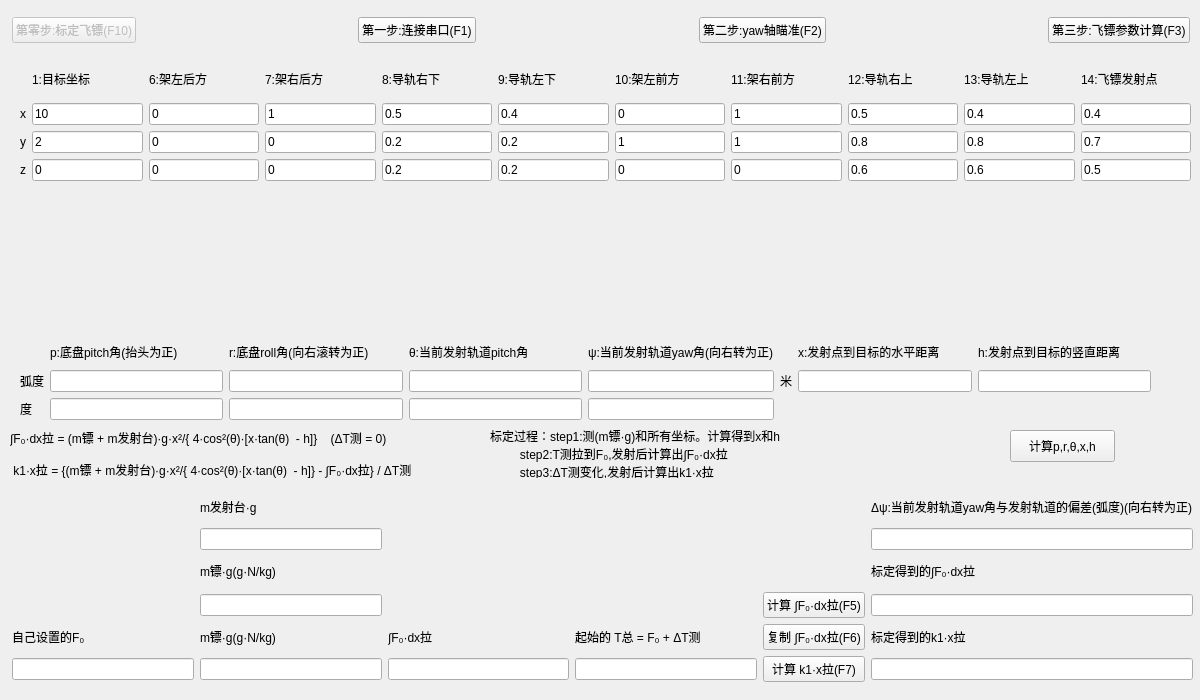
Qt form 05testDartByTS/testdartcomputingbyts.ui (KangweiYang/dartRack_upper) before a commit.
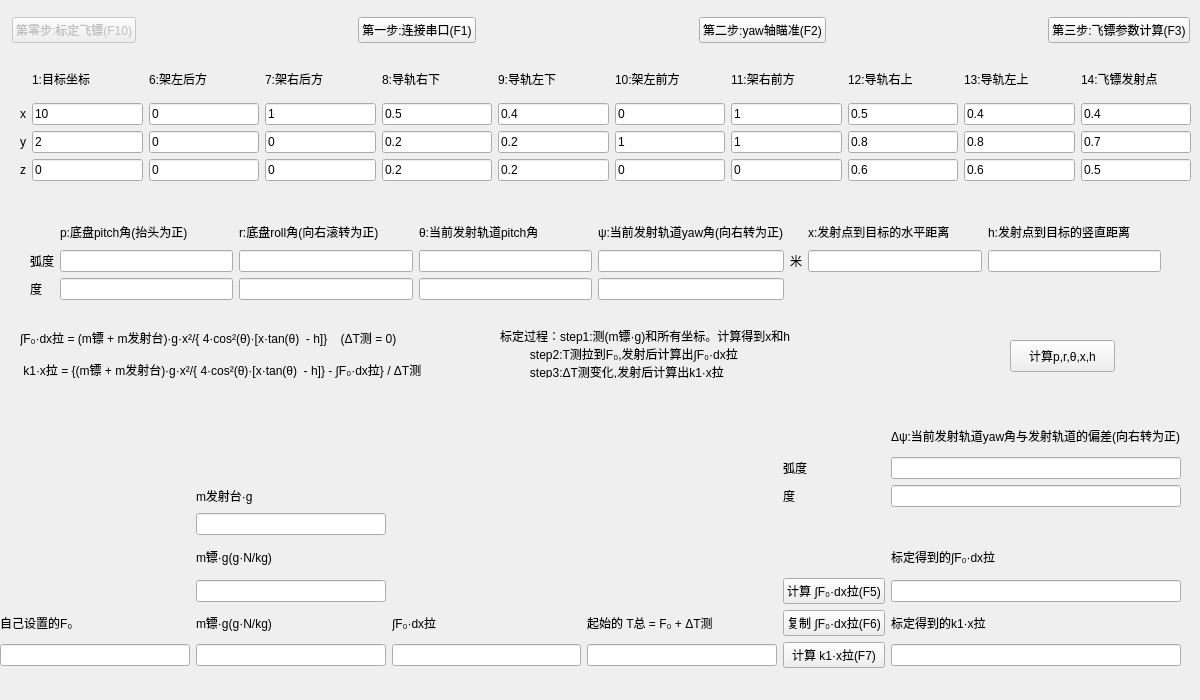
The same form after that commit.

Commit message: 封装了ui_update和coord_transform，增加了50条yaw轴标定数据

The edit to the form file:
```diff
--- a/05testDartByTS/testdartcomputingbyts.ui
+++ b/05testDartByTS/testdartcomputingbyts.ui
@@ -16,8 +16,8 @@
   <widget class="QLabel" name="testProcessLabel">
    <property name="geometry">
     <rect>
-     <x>490</x>
-     <y>430</y>
+     <x>500</x>
+     <y>330</y>
      <width>321</width>
      <height>48</height>
     </rect>
@@ -31,8 +31,8 @@
   <widget class="QLabel" name="deltaTensionFormulaLabel">
    <property name="geometry">
     <rect>
-     <x>10</x>
-     <y>430</y>
+     <x>20</x>
+     <y>330</y>
      <width>446</width>
      <height>48</height>
     </rect>
@@ -459,86 +459,72 @@
   <widget class="QWidget" name="layoutWidget">
    <property name="geometry">
     <rect>
-     <x>12</x>
-     <y>491</y>
+     <x>0</x>
+     <y>420</y>
      <width>1181</width>
-     <height>191</height>
+     <height>248</height>
     </rect>
    </property>
    <layout class="QGridLayout" name="gridLayout_3">
-    <item row="0" column="1">
-     <widget class="QLabel" name="mLauncherPlusGLabelInput">
-      <property name="text">
-       <string>m发射台·g</string>
-      </property>
-     </widget>
-    </item>
-    <item row="1" column="1">
-     <widget class="QLineEdit" name="mLauncherPlusGLineEditInput"/>
-    </item>
-    <item row="2" column="1">
-     <widget class="QLabel" name="mdart1PlusGlabelInput_2">
-      <property name="text">
-       <string>m镖·g(g·N/kg)</string>
-      </property>
-     </widget>
-    </item>
-    <item row="2" column="5">
+    <item row="4" column="5">
      <widget class="QLabel" name="integralOfF0PlusDxtensionLabelOutput">
       <property name="text">
        <string>标定得到的∫F₀·dx拉</string>
       </property>
      </widget>
     </item>
-    <item row="3" column="1">
-     <widget class="QLineEdit" name="mdart1PlusGLineEditInput"/>
-    </item>
-    <item row="3" column="4">
-     <widget class="QPushButton" name="computeTall4PushButton">
+    <item row="0" column="5">
+     <widget class="QLabel" name="setaLabel_18">
       <property name="text">
-       <string>计算 ∫F₀·dx拉(F5)</string>
+       <string>Δψ:当前发射轨道yaw角与发射轨道的偏差(向右转为正)</string>
       </property>
-      <property name="shortcut">
-       <string>F5</string>
-      </property>
      </widget>
     </item>
-    <item row="3" column="5">
-     <widget class="QLineEdit" name="integralOfF0PlusDxtensionLineEditOutput">
-      <property name="readOnly">
-       <bool>true</bool>
-      </property>
-     </widget>
-    </item>
-    <item row="4" column="0">
+    <item row="6" column="0">
      <widget class="QLabel" name="f0LabelInput">
       <property name="text">
        <string>自己设置的F₀</string>
       </property>
      </widget>
     </item>
-    <item row="4" column="1">
+    <item row="6" column="1">
      <widget class="QLabel" name="mdart1PlusGlabelInput">
       <property name="text">
        <string>m镖·g(g·N/kg)</string>
       </property>
      </widget>
     </item>
-    <item row="4" column="2">
-     <widget class="QLabel" name="integralOfF0PlusDxtensionLabelInput">
+    <item row="4" column="1">
+     <widget class="QLabel" name="mdart1PlusGlabelInput_2">
       <property name="text">
-       <string>∫F₀·dx拉</string>
+       <string>m镖·g(g·N/kg)</string>
       </property>
      </widget>
     </item>
-    <item row="4" column="3">
+    <item row="6" column="3">
      <widget class="QLabel" name="Tall1LabelInput">
       <property name="text">
        <string>起始的 T总 = F₀ + ΔT测</string>
       </property>
      </widget>
     </item>
-    <item row="4" column="4">
+    <item row="5" column="1">
+     <widget class="QLineEdit" name="mdart1PlusGLineEditInput"/>
+    </item>
+    <item row="7" column="0">
+     <widget class="QLineEdit" name="f0LineEditInput"/>
+    </item>
+    <item row="7" column="3">
+     <widget class="QLineEdit" name="Tall1LineEditInput">
+      <property name="text">
+       <string/>
+      </property>
+      <property name="readOnly">
+       <bool>false</bool>
+      </property>
+     </widget>
+    </item>
+    <item row="6" column="4">
      <widget class="QPushButton" name="copyTall4PushButton">
       <property name="text">
        <string>复制 ∫F₀·dx拉(F6)</string>
@@ -548,37 +534,30 @@
       </property>
      </widget>
     </item>
-    <item row="4" column="5">
-     <widget class="QLabel" name="k1PlusXtensionLabelInput">
-      <property name="text">
-       <string>标定得到的k1·x拉</string>
+    <item row="7" column="5">
+     <widget class="QLineEdit" name="k1PlusXtensionLineEditInput">
+      <property name="enabled">
+       <bool>true</bool>
+      </property>
+      <property name="readOnly">
+       <bool>true</bool>
       </property>
      </widget>
     </item>
-    <item row="5" column="0">
-     <widget class="QLineEdit" name="f0LineEditInput"/>
-    </item>
-    <item row="5" column="1">
+    <item row="7" column="1">
      <widget class="QLineEdit" name="mdart2PlusGLineEditInput"/>
     </item>
-    <item row="5" column="2">
-     <widget class="QLineEdit" name="integralOfF0PlusDxtensionLineEditInput">
-      <property name="readOnly">
-       <bool>false</bool>
-      </property>
-     </widget>
-    </item>
-    <item row="5" column="3">
-     <widget class="QLineEdit" name="Tall1LineEditInput">
+    <item row="1" column="5">
+     <widget class="QLineEdit" name="deltaPsiLineEdit">
       <property name="text">
        <string/>
       </property>
       <property name="readOnly">
-       <bool>false</bool>
+       <bool>true</bool>
       </property>
      </widget>
     </item>
-    <item row="5" column="4">
+    <item row="7" column="4">
      <widget class="QPushButton" name="computeK1PlusXtensionPushButton">
       <property name="text">
        <string>计算 k1·x拉(F7)</string>
@@ -588,25 +567,42 @@
       </property>
      </widget>
     </item>
+    <item row="3" column="1">
+     <widget class="QLineEdit" name="mLauncherPlusGLineEditInput"/>
+    </item>
     <item row="5" column="5">
-     <widget class="QLineEdit" name="k1PlusXtensionLineEditInput">
-      <property name="enabled">
+     <widget class="QLineEdit" name="integralOfF0PlusDxtensionLineEditOutput">
+      <property name="readOnly">
        <bool>true</bool>
       </property>
+     </widget>
+    </item>
+    <item row="5" column="4">
+     <widget class="QPushButton" name="computeTall4PushButton">
+      <property name="text">
+       <string>计算 ∫F₀·dx拉(F5)</string>
+      </property>
+      <property name="shortcut">
+       <string>F5</string>
+      </property>
+     </widget>
+    </item>
+    <item row="7" column="2">
+     <widget class="QLineEdit" name="integralOfF0PlusDxtensionLineEditInput">
       <property name="readOnly">
-       <bool>true</bool>
+       <bool>false</bool>
       </property>
      </widget>
     </item>
-    <item row="0" column="5">
-     <widget class="QLabel" name="setaLabel_18">
+    <item row="6" column="5">
+     <widget class="QLabel" name="k1PlusXtensionLabelInput">
       <property name="text">
-       <string>Δψ:当前发射轨道yaw角与发射轨道的偏差(弧度)(向右转为正)</string>
+       <string>标定得到的k1·x拉</string>
       </property>
      </widget>
     </item>
-    <item row="1" column="5">
-     <widget class="QLineEdit" name="deltaPsiLineEdit">
+    <item row="2" column="5">
+     <widget class="QLineEdit" name="deltaPsiLineEdit_2">
       <property name="text">
        <string/>
       </property>
@@ -615,13 +611,41 @@
       </property>
      </widget>
     </item>
+    <item row="2" column="1">
+     <widget class="QLabel" name="mLauncherPlusGLabelInput">
+      <property name="text">
+       <string>m发射台·g</string>
+      </property>
+     </widget>
+    </item>
+    <item row="2" column="4">
+     <widget class="QLabel" name="integralOfF0PlusDxtensionLabelInput">
+      <property name="text">
+       <string>度</string>
+      </property>
+     </widget>
+    </item>
+    <item row="6" column="2">
+     <widget class="QLabel" name="integralOfF0PlusDxtensionLabelInput_2">
+      <property name="text">
+       <string>∫F₀·dx拉</string>
+      </property>
+     </widget>
+    </item>
+    <item row="1" column="4">
+     <widget class="QLabel" name="integralOfF0PlusDxtensionLabelInput_3">
+      <property name="text">
+       <string>弧度</string>
+      </property>
+     </widget>
+    </item>
    </layout>
   </widget>
   <widget class="QPushButton" name="computeXandHPushButton">
    <property name="geometry">
     <rect>
      <x>1010</x>
-     <y>430</y>
+     <y>340</y>
      <width>105</width>
      <height>32</height>
     </rect>
@@ -633,8 +657,8 @@
   <widget class="QWidget" name="layoutWidget">
    <property name="geometry">
     <rect>
-     <x>20</x>
-     <y>340</y>
+     <x>30</x>
+     <y>220</y>
      <width>1131</width>
      <height>80</height>
     </rect>
```
Left out of the diff: 1 changed line with no effect on the pictures. The commit also changes 5 other files.
